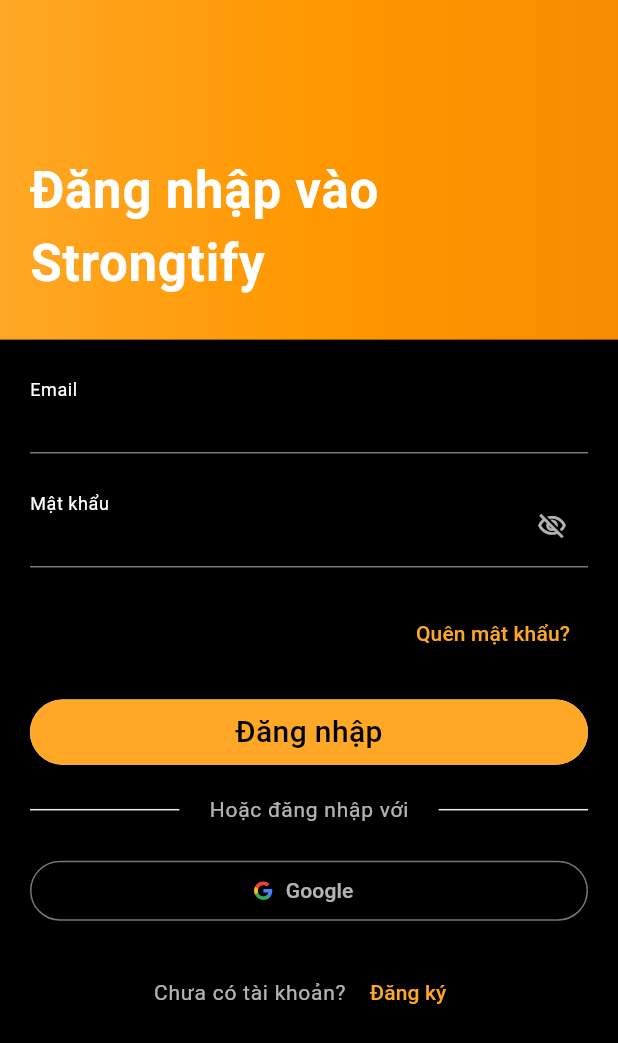
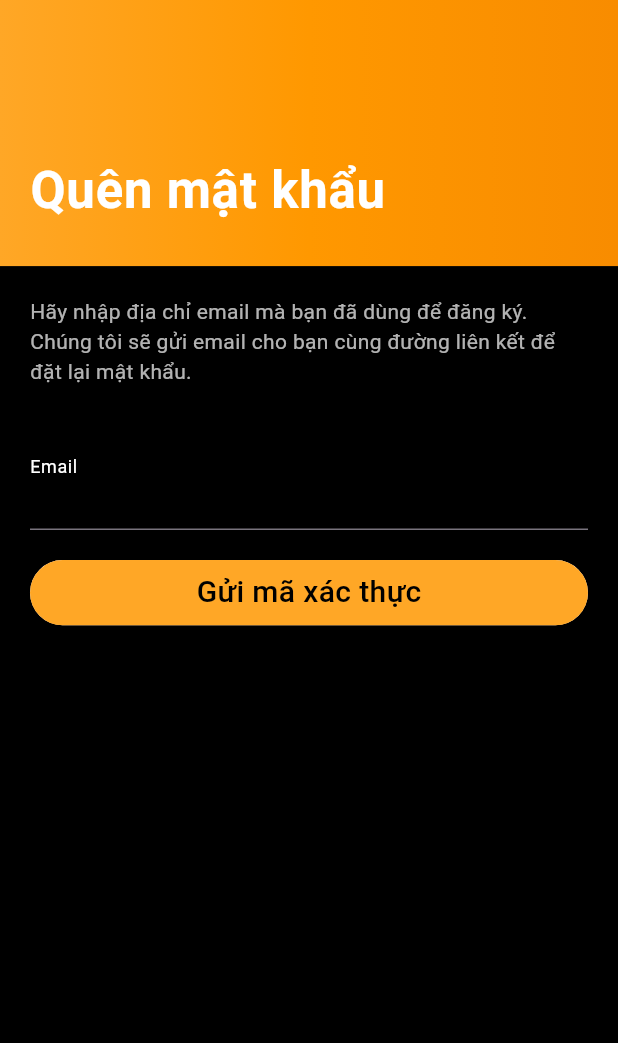
Before and after one commit to VuStrong/Strongtify, a Flutter app: the screen it shows after launch, after a tap on "Quên mật khẩu?", on a phone screen of 412 x 824 dp. Shown: the top 1043 px of the screen. Run offline on Flutter 3.47's test engine with Material 3 defaults, Android fonts, the phone set to English and light mode, and no system bars; drawn by our look-alikes of loader_overlay; our stand-ins replace dio, equatable, flutter_bloc, flutter_dotenv, flutter_secure_storage, flutter_svg and 2 more; network calls fail.

Commit message:
complete auth

```diff
--- a/strongtify_mobile_app/lib/blocs/auth/auth_event.dart
+++ b/strongtify_mobile_app/lib/blocs/auth/auth_event.dart
@@ -44,3 +44,14 @@
   @override
   List<Object?> get props => <Object?>[];
 }
+
+class AuthEventSendPasswordResetLink extends AuthEvent {
+  AuthEventSendPasswordResetLink({
+    required this.email,
+  });
+
+  final String email;
+
+  @override
+  List<Object?> get props => <Object?>[email];
+}
--- a/strongtify_mobile_app/lib/blocs/auth/auth_state.dart
+++ b/strongtify_mobile_app/lib/blocs/auth/auth_state.dart
@@ -6,6 +6,7 @@
     this.isLoading = false,
     this.isInitializing = false,
     this.errorMessage,
+    this.resetPasswordErrorMessage,
     this.sendCodeSuccessful = false,
   });
 
@@ -13,6 +14,7 @@
   final bool isLoading;
   final bool isInitializing;
   final String? errorMessage;
+  final String? resetPasswordErrorMessage;
   final bool sendCodeSuccessful;
 
   static AuthState init() {
@@ -24,6 +26,7 @@
     bool? isLoading,
     bool? isInitializing,
     String? Function()? errorMessage,
+    String? Function()? resetPasswordErrorMessage,
     bool? sendCodeSuccessful,
   }) {
     return AuthState(
@@ -31,6 +34,9 @@
       isLoading: isLoading ?? this.isLoading,
       isInitializing: isInitializing ?? this.isInitializing,
       errorMessage: errorMessage != null ? errorMessage() : this.errorMessage,
+      resetPasswordErrorMessage: resetPasswordErrorMessage != null
+          ? resetPasswordErrorMessage()
+          : this.resetPasswordErrorMessage,
       sendCodeSuccessful: sendCodeSuccessful ?? this.sendCodeSuccessful,
     );
   }
--- a/strongtify_mobile_app/lib/exceptions/auth_exceptions.dart
+++ b/strongtify_mobile_app/lib/exceptions/auth_exceptions.dart
@@ -7,3 +7,11 @@
 class UserIsLockedOutException extends BaseException {
   UserIsLockedOutException({super.message});
 }
+
+class EmailAlreadyExistsException extends BaseException {
+  EmailAlreadyExistsException({super.message});
+}
+
+class EmailNotFoundException extends BaseException {
+  EmailNotFoundException({super.message});
+}
--- /dev/null
+++ b/strongtify_mobile_app/lib/exceptions/user_exceptions.dart
@@ -0,0 +1,5 @@
+import 'package:strongtify_mobile_app/exceptions/base_exception.dart';
+
+class UserNotFoundException extends BaseException {
+  UserNotFoundException({super.message});
+}
--- a/strongtify_mobile_app/lib/main.dart
+++ b/strongtify_mobile_app/lib/main.dart
@@ -1,12 +1,14 @@
 import 'package:flutter/material.dart';
 import 'package:flutter_bloc/flutter_bloc.dart';
 import 'package:flutter_dotenv/flutter_dotenv.dart';
+import 'package:flutter_secure_storage/flutter_secure_storage.dart';
 import 'package:loader_overlay/loader_overlay.dart';
 import 'package:strongtify_mobile_app/blocs/app_bottom_navigation/bloc.dart';
 import 'package:strongtify_mobile_app/blocs/auth/bloc.dart';
 import 'package:strongtify_mobile_app/blocs/playlist/bloc.dart';
 import 'package:strongtify_mobile_app/injection.dart';
 import 'package:strongtify_mobile_app/screens/auth/confirm_email_screen.dart';
+import 'package:strongtify_mobile_app/screens/auth/forgot_password_screen.dart';
 import 'package:strongtify_mobile_app/screens/auth/login_screen.dart';
 import 'package:strongtify_mobile_app/screens/auth/register_screen.dart';
 import 'package:strongtify_mobile_app/utils/common_widgets/bottom_navigation_app.dart';
@@ -16,6 +18,9 @@
   await dotenv.load(fileName: ".env");
 
   configureDependencies();
+
+  // final t = FlutterSecureStorage();
+  // await t.deleteAll();
 
   runApp(const StrongtifyApp());
 }
@@ -40,17 +45,15 @@
           create: (BuildContext context) => getIt<PlaylistBloc>(),
         ),
       ],
+      child: GlobalLoaderOverlay(
+        overlayColor: Colors.black.withOpacity(0.8),
         child: MaterialApp(
           title: 'Strongtify',
           debugShowCheckedModeBanner: false,
           theme: ThemeData(
               primarySwatch: Colors.orange,
-          scaffoldBackgroundColor: ColorConstants.background
-        ),
-        home: LoaderOverlay(
-          overlayColor: Colors.black.withOpacity(0.8),
-          child: BlocConsumer<AuthBloc, AuthState>(
-            listener: (context, state) {},
+              scaffoldBackgroundColor: ColorConstants.background),
+          home: BlocBuilder<AuthBloc, AuthState>(
             builder: (context, AuthState state) {
               if (state.isInitializing) {
                 return const CircularProgressIndicator();
@@ -67,11 +70,14 @@
               }
             },
           ),
-        ),
           routes: {
             LoginScreen.id: (context) => const LoginScreen(),
             RegisterScreen.id: (context) => const RegisterScreen(),
+            ForgotPasswordScreen.id: (context) => const ForgotPasswordScreen(),
+            ConfirmEmailScreen.id: (context) => const ConfirmEmailScreen(),
+            BottomNavigationApp.id: (context) => const BottomNavigationApp(),
           },
+        ),
       ),
     );
   }
--- a/strongtify_mobile_app/lib/screens/auth/confirm_email_screen.dart
+++ b/strongtify_mobile_app/lib/screens/auth/confirm_email_screen.dart
@@ -8,6 +8,8 @@
 
 class ConfirmEmailScreen extends StatefulWidget {
   const ConfirmEmailScreen({super.key});
+
+  static String id = 'confirm_email_screen';
 
   @override
   State<ConfirmEmailScreen> createState() => _ConfirmEmailScreenState();
--- /dev/null
+++ b/strongtify_mobile_app/lib/screens/auth/forgot_password_screen.dart
@@ -0,0 +1,133 @@
+import 'package:flutter/material.dart';
+import 'package:flutter_bloc/flutter_bloc.dart';
+import 'package:loader_overlay/loader_overlay.dart';
+import 'package:strongtify_mobile_app/blocs/auth/bloc.dart';
+import 'package:strongtify_mobile_app/components/button.dart';
+import 'package:strongtify_mobile_app/components/text_input.dart';
+import 'package:strongtify_mobile_app/utils/constants/regex_constants.dart';
+import 'package:strongtify_mobile_app/utils/common_widgets/gradient_background.dart';
+import 'package:strongtify_mobile_app/utils/dialogs/error_dialog.dart';
+import 'package:strongtify_mobile_app/utils/dialogs/success_dialog.dart';
+
+class ForgotPasswordScreen extends StatefulWidget {
+  const ForgotPasswordScreen({super.key});
+
+  static String id = 'forgot_password_screen';
+
+  @override
+  State<ForgotPasswordScreen> createState() => _ForgotPasswordScreenState();
+}
+
+class _ForgotPasswordScreenState extends State<ForgotPasswordScreen> {
+  final _formKey = GlobalKey<FormState>();
+
+  late final TextEditingController emailController;
+
+  void disposeControllers() {
+    emailController.dispose();
+  }
+
+  @override
+  void initState() {
+    emailController = TextEditingController();
+
+    super.initState();
+  }
+
+  @override
+  void dispose() {
+    disposeControllers();
+    super.dispose();
+  }
+
+  @override
+  Widget build(BuildContext context) {
+    return BlocListener<AuthBloc, AuthState>(
+      listener: (context, state) async {
+        if (state.isLoading) {
+          context.loaderOverlay.show();
+        } else {
+          context.loaderOverlay.hide();
+
+          if (state.resetPasswordErrorMessage != null) {
+            await showErrorDialog(
+                context: context, error: state.resetPasswordErrorMessage!);
+          }
+
+          if (state.sendCodeSuccessful && context.mounted) {
+            await showSuccessDialog(
+              context: context,
+              text:
+                  'Gửi mã xác thực thành công!, hãy kiểm tra hòm thư của bạn.',
+            );
+          }
+        }
+      },
+      child: Scaffold(
+        body: ListView(
+          children: [
+            const GradientBackground(
+              children: [
+                Text('Quên mật khẩu',
+                    style: TextStyle(
+                      fontWeight: FontWeight.bold,
+                      color: Colors.white,
+                      fontSize: 34,
+                      letterSpacing: 0.5,
+                    )),
+                SizedBox(height: 6),
+              ],
+            ),
+            const Padding(
+              padding: EdgeInsets.all(20),
+              child: Text(
+                'Hãy nhập địa chỉ email mà bạn đã dùng để đăng ký. '
+                'Chúng tôi sẽ gửi email cho bạn cùng đường liên kết để đặt lại mật khẩu.',
+                style: TextStyle(color: Colors.white70),
+              ),
+            ),
+            Padding(
+              padding: const EdgeInsets.all(20),
+              child: Form(
+                key: _formKey,
+                child: Column(
+                  crossAxisAlignment: CrossAxisAlignment.end,
+                  children: [
+                    TextInput(
+                      labelText: 'Email',
+                      controller: emailController,
+                      textInputAction: TextInputAction.next,
+                      keyboardType: TextInputType.emailAddress,
+                      validator: (value) {
+                        return value!.isEmpty
+                            ? 'Hãy nhập địa chỉ email'
+                            : RegexConstants.emailRegex.hasMatch(value)
+                                ? null
+                                : 'Địa chỉ email không phù hợp!';
+                      },
+                    ),
+                    Button(
+                      onPressed: () {
+                        if (_formKey.currentState!.validate()) {
+                          String email = emailController.text;
+
+                          context
+                              .read<AuthBloc>()
+                              .add(AuthEventSendPasswordResetLink(
+                                email: email,
+                              ));
+                        }
+                      },
+                      buttonText: 'Gửi mã xác thực',
+                    ),
+                    const SizedBox(height: 20),
+                  ],
+                ),
+              ),
+            ),
+          ],
+        ),
+      ),
+    );
+  }
+}
--- a/strongtify_mobile_app/lib/screens/auth/login_screen.dart
+++ b/strongtify_mobile_app/lib/screens/auth/login_screen.dart
@@ -5,6 +5,9 @@
 import 'package:strongtify_mobile_app/blocs/auth/bloc.dart';
 import 'package:strongtify_mobile_app/components/button.dart';
 import 'package:strongtify_mobile_app/components/text_input.dart';
+import 'package:strongtify_mobile_app/screens/auth/confirm_email_screen.dart';
+import 'package:strongtify_mobile_app/screens/auth/forgot_password_screen.dart';
+import 'package:strongtify_mobile_app/utils/common_widgets/bottom_navigation_app.dart';
 import 'package:strongtify_mobile_app/utils/constants/color_constants.dart';
 import 'package:strongtify_mobile_app/utils/constants/regex_constants.dart';
 import 'package:strongtify_mobile_app/screens/auth/register_screen.dart';
@@ -57,8 +60,17 @@
           context.loaderOverlay.hide();
 
           if (state.errorMessage != null) {
-            await showErrorDialog(
-                context: context, error: state.errorMessage!);
+            await showErrorDialog(context: context, error: state.errorMessage!);
+          }
+        }
+
+        if (state.user != null && context.mounted) {
+          if (state.user!.emailConfirmed) {
+            Navigator.pushNamedAndRemoveUntil(
+                context, BottomNavigationApp.id, (route) => false);
+          } else {
+            Navigator.pushNamedAndRemoveUntil(
+                context, ConfirmEmailScreen.id, (route) => false);
           }
         }
       },
@@ -131,7 +143,12 @@
                       },
                     ),
                     TextButton(
-                      onPressed: () {},
+                      onPressed: () {
+                        Navigator.pushNamed(
+                          context,
+                          ForgotPasswordScreen.id,
+                        );
+                      },
                       child: const Text(
                         'Quên mật khẩu?',
                         style: TextStyle(color: ColorConstants.primary),
--- a/strongtify_mobile_app/lib/utils/common_widgets/bottom_navigation_app.dart
+++ b/strongtify_mobile_app/lib/utils/common_widgets/bottom_navigation_app.dart
@@ -8,6 +8,8 @@
 
 class BottomNavigationApp extends StatelessWidget {
   const BottomNavigationApp({super.key});
+
+  static String id = 'bottom_navigation_app';
 
   @override
   Widget build(BuildContext context) {
```
Also changed, not shown: strongtify_mobile_app/lib/blocs/auth/auth_bloc.dart (+74 -9 lines), strongtify_mobile_app/lib/screens/auth/register_screen.dart (+29 -5 lines), strongtify_mobile_app/lib/services/account_service.dart (+8 -3 lines), strongtify_mobile_app/lib/services/auth_service.dart (+46 -0 lines). Lines whose indentation alone changed are shown as unchanged.
